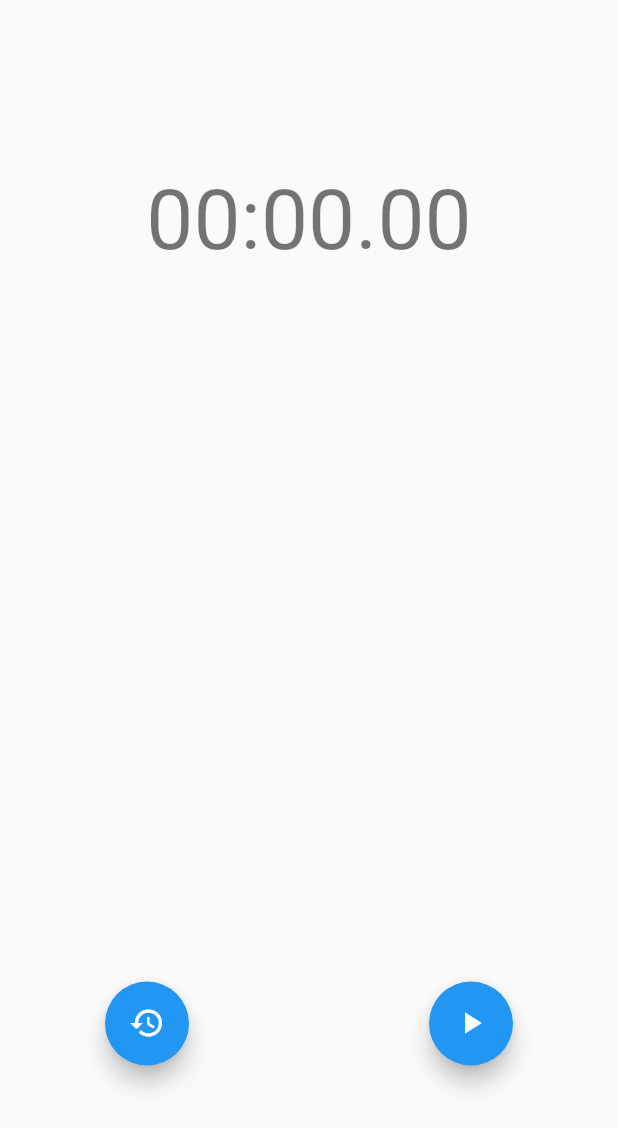
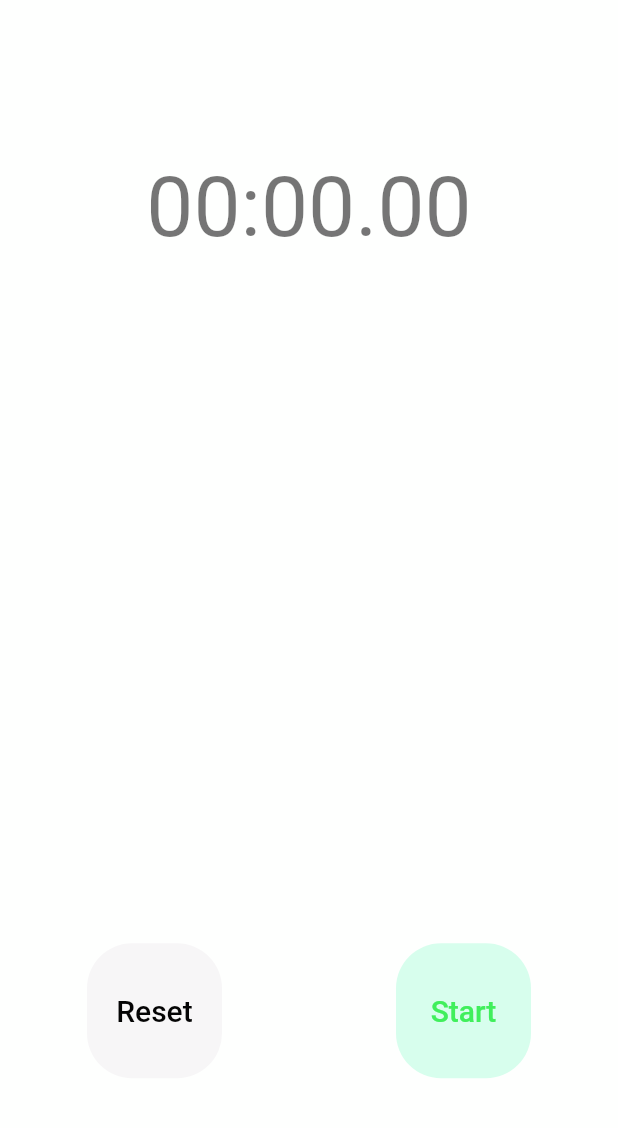
Before and after one commit to vincentmDAS/flutter_stopwatch, a Flutter app: the screen it shows after launch, on a phone screen of 412 x 824 dp. Shown: the top 1128 px of the screen. Run offline on Flutter 3.47's test engine with Material 2 defaults, Android fonts, the phone set to English and light mode, and no system bars; our stand-ins replace flutter_riverpod.

Commit message:
reorganized file

```diff
--- a/lib/constant.dart
+++ /dev/null
@@ -1,10 +0,0 @@
-class AppStrings {
-  const AppStrings._();
-
-  static const String flutterStopWatch = 'Fluter Stopwatch';
-  static const String start = 'Start';
-  static const String stop = 'Stop';
-  static const String reset = 'Reset';
-  static const String lap = 'Lap';
-  static const String zeroTimeDisplay = '00:00.00';
-}
--- /dev/null
+++ b/lib/home_page.dart
@@ -0,0 +1,96 @@
+import 'package:flutter/material.dart';
+import 'package:flutter_riverpod/flutter_riverpod.dart';
+
+import 'main.dart';
+import 'model/stop_watch_notifier.dart';
+import 'utility/constant.dart';
+import 'widgets/primary_button.dart';
+import 'widgets/secondary_button.dart';
+
+final stopWatchProvider = ChangeNotifierProvider<StopWatchNotifier>(
+  (ref) => StopWatchNotifier(),
+);
+
+class HomePage extends ConsumerWidget {
+  const HomePage({super.key});
+
+  @override
+  Widget build(BuildContext context, WidgetRef ref) {
+    StopWatchNotifier myStopWatch = ref.watch(stopWatchProvider);
+
+    return SafeArea(
+      child: Scaffold(
+        backgroundColor: AppColors.backgroundWhite,
+        body: Center(
+          child: Column(
+            mainAxisAlignment: MainAxisAlignment.spaceEvenly,
+            children: <Widget>[
+              Text(
+                myStopWatch.displayTime,
+                style: Theme.of(context).textTheme.headline2,
+              ),
+              SizedBox(
+                height: MediaQuery.of(context).size.height * 0.3,
+                width: MediaQuery.of(context).size.width * 0.9,
+                child: SingleChildScrollView(
+                  child: Column(
+                    children: [
+                      if (myStopWatch.isActive)
+                        ListTile(
+                          leading:
+                              Text('Lap ${myStopWatch.lapTimes.length + 1}'),
+                          trailing: Text(myStopWatch.displayTime),
+                        ),
+                      for (final lapTime in myStopWatch.lapTimes.reversed)
+                        ListTile(
+                          key: UniqueKey(),
+                          leading: Text(
+                            'Lap ${myStopWatch.lapTimes.indexOf(lapTime) + 1}',
+                          ),
+                          trailing: Text(lapTime),
+                        ),
+                    ],
+                  ),
+                ),
+              ),
+              const Buttons(),
+            ],
+          ),
+        ),
+      ),
+    );
+  }
+}
+
+class Buttons extends ConsumerWidget {
+  const Buttons({
+    Key? key,
+  }) : super(key: key);
+
+  @override
+  Widget build(BuildContext context, WidgetRef ref) {
+    StopWatchNotifier myStopWatch = ref.watch(stopWatchProvider);
+
+    return Row(
+      mainAxisAlignment: MainAxisAlignment.spaceAround,
+      children: [
+        SecondaryButton(
+          displayText:
+              myStopWatch.isRunning ? AppStrings.lap : AppStrings.reset,
+          onPressed: () {
+            myStopWatch.isRunning ? myStopWatch.lap() : myStopWatch.reset();
+          },
+          isEnabled: myStopWatch.isActive,
+        ),
+        PrimaryButton(
+          displayText:
+              myStopWatch.isRunning ? AppStrings.stop : AppStrings.start,
+          onPressed: () {
+            myStopWatch.isRunning ? myStopWatch.stop() : myStopWatch.run();
+          },
+          isStartButton: !myStopWatch.isRunning,
+        ),
+      ],
+    );
+  }
+}
--- a/lib/main.dart
+++ b/lib/main.dart
@@ -1,11 +1,8 @@
 import 'package:flutter/material.dart';
 import 'package:flutter_riverpod/flutter_riverpod.dart';
-import 'package:flutter_stopwatch/constant.dart';
-import 'package:flutter_stopwatch/stop_watch_notifier.dart';
+import 'package:flutter_stopwatch/utility/constant.dart';
 
-final stopWatchProvider = ChangeNotifierProvider<StopWatchNotifier>(
-  (ref) => StopWatchNotifier(),
-);
+import 'home_page.dart';
 
 void main() {
   runApp(
@@ -22,93 +19,8 @@ class MyApp extends StatelessWidget {
   Widget build(BuildContext context) {
     return MaterialApp(
       title: AppStrings.flutterStopWatch,
-      theme: ThemeData(
-        primarySwatch: Colors.blue,
-      ),
-      home: const MyHomePage(),
+      theme: ThemeData(),
+      home: const HomePage(),
     );
   }
 }
-
-class MyHomePage extends ConsumerWidget {
-  const MyHomePage({super.key});
-
-  @override
-  Widget build(BuildContext context, WidgetRef ref) {
-    StopWatchNotifier myStopWatch = ref.watch(stopWatchProvider);
-
-    return SafeArea(
-      child: Scaffold(
-        body: Center(
-          child: Column(
-            mainAxisAlignment: MainAxisAlignment.spaceEvenly,
-            children: <Widget>[
-              Text(
-                myStopWatch.displayTime,
-                style: Theme.of(context).textTheme.headline2,
-              ),
-              SizedBox(
-                height: MediaQuery.of(context).size.height * 0.3,
-                width: MediaQuery.of(context).size.width * 0.9,
-                child: SingleChildScrollView(
-                  child: Column(
-                    children: [
-                      if (myStopWatch.isActive)
-                        ListTile(
-                          leading:
-                              Text('Lap ${myStopWatch.lapTimes.length + 1}'),
-                          trailing: Text(myStopWatch.displayTime),
-                        ),
-                      for (final lapTime in myStopWatch.lapTimes.reversed)
-                        ListTile(
-                          key: UniqueKey(),
-                          leading: Text(
-                            'Lap ${myStopWatch.lapTimes.indexOf(lapTime) + 1}',
-                          ),
-                          trailing: Text(lapTime),
-                        ),
-                    ],
-                  ),
-                ),
-              ),
-              Row(
-                mainAxisAlignment: MainAxisAlignment.spaceEvenly,
-                children: [
-                  FloatingActionButton(
-                    onPressed: () {
-                      myStopWatch.isRunning
-                          ? myStopWatch.lap()
-                          : myStopWatch.reset();
-                    },
-                    tooltip: myStopWatch.isRunning
-                        ? AppStrings.lap
-                        : AppStrings.reset,
-                    child: myStopWatch.isRunning
-                        ? const Icon(Icons.save)
-                        : const Icon(Icons.restore_outlined),
-                  ),
-                  const SizedBox(
-                    width: 20,
-                  ),
-                  FloatingActionButton(
-                    onPressed: () {
-                      myStopWatch.isRunning
-                          ? myStopWatch.stop()
-                          : myStopWatch.run();
-                    },
-                    tooltip: myStopWatch.isRunning
-                        ? AppStrings.stop
-                        : AppStrings.start,
-                    child: myStopWatch.isRunning
-                        ? const Icon(Icons.stop)
-                        : const Icon(Icons.play_arrow),
-                  ),
-                ],
-              ),
-            ],
-          ),
-        ),
-      ),
-    );
-  }
-}
--- a/lib/stop_watch_notifier.dart
+++ b/lib/model/stop_watch_notifier.dart
@@ -1,8 +1,8 @@
 import 'dart:async';
 
 import 'package:flutter/material.dart';
-import 'package:flutter_stopwatch/constant.dart';
-import 'package:flutter_stopwatch/helper.dart';
+import 'package:flutter_stopwatch/utility/constant.dart';
+import 'package:flutter_stopwatch/utility/helper.dart';
 
 class StopWatchNotifier extends ChangeNotifier {
   List<String> _lapTimes = [];
--- /dev/null
+++ b/lib/utility/constant.dart
@@ -0,0 +1,23 @@
+import 'package:flutter/material.dart';
+
+class AppStrings {
+  const AppStrings._();
+
+  static const String flutterStopWatch = 'Fluter Stopwatch';
+  static const String start = 'Start';
+  static const String stop = 'Stop';
+  static const String reset = 'Reset';
+  static const String lap = 'Lap';
+  static const String zeroTimeDisplay = '00:00.00';
+}
+
+class AppColors {
+  const AppColors._();
+  static const Color backgroundWhite = Color(0xFFFEFFFE);
+  static const Color backgroundRed = Color(0xFFFFD6E2);
+  static const Color backgroundGreen = Color(0xFFD7FEED);
+  static const Color backgroundGrey = Color(0xFFF7F6F7);
+  static const Color mainRed = Color(0xFFEB0A72);
+  static const Color mainGreen = Color(0xFF40EF5C);
+  static const Color mainBlack = Color(0xFF040404);
+}
--- /dev/null
+++ b/lib/widgets/primary_button.dart
@@ -0,0 +1,42 @@
+import 'package:flutter/material.dart';
+import 'package:flutter_stopwatch/utility/constant.dart';
+
+class PrimaryButton extends StatelessWidget {
+  const PrimaryButton({
+    super.key,
+    required this.displayText,
+    required this.onPressed,
+    this.isStartButton = false,
+  });
+
+  final String displayText;
+  final VoidCallback onPressed;
+  final bool isStartButton;
+
+  @override
+  Widget build(BuildContext context) {
+    return SizedBox(
+      height: 90,
+      width: 90,
+      child: ElevatedButton(
+        style: ElevatedButton.styleFrom(
+          elevation: 0,
+          backgroundColor: isStartButton
+              ? AppColors.backgroundGreen
+              : AppColors.backgroundRed,
+          shape: RoundedRectangleBorder(
+            borderRadius: BorderRadius.circular(30),
+          ),
+        ),
+        onPressed: onPressed,
+        child: Text(
+          displayText,
+          style: TextStyle(
+            fontSize: 20,
+            color: isStartButton ? AppColors.mainGreen : AppColors.mainRed,
+          ),
+        ),
+      ),
+    );
+  }
+}
--- /dev/null
+++ b/lib/widgets/secondary_button.dart
@@ -0,0 +1,42 @@
+import 'package:flutter/material.dart';
+
+import '../utility/constant.dart';
+
+class SecondaryButton extends StatelessWidget {
+  const SecondaryButton({
+    super.key,
+    required this.displayText,
+    required this.onPressed,
+    this.isEnabled = false,
+  });
+
+  final String displayText;
+  final VoidCallback onPressed;
+  final bool isEnabled;
+
+  @override
+  Widget build(BuildContext context) {
+    return SizedBox(
+      height: 90,
+      width: 90,
+      child: ElevatedButton(
+        style: ElevatedButton.styleFrom(
+          elevation: 0,
+          disabledBackgroundColor: AppColors.backgroundGrey,
+          backgroundColor: AppColors.backgroundGrey,
+          shape: RoundedRectangleBorder(
+            borderRadius: BorderRadius.circular(30),
+          ),
+        ),
+        onPressed: isEnabled ? onPressed : null,
+        child: Text(
+          displayText,
+          style: const TextStyle(
+            fontSize: 20,
+            color: AppColors.mainBlack,
+          ),
+        ),
+      ),
+    );
+  }
+}
```
Also changed, not shown: lib/utility/helper.dart (renamed from lib/helper.dart).
